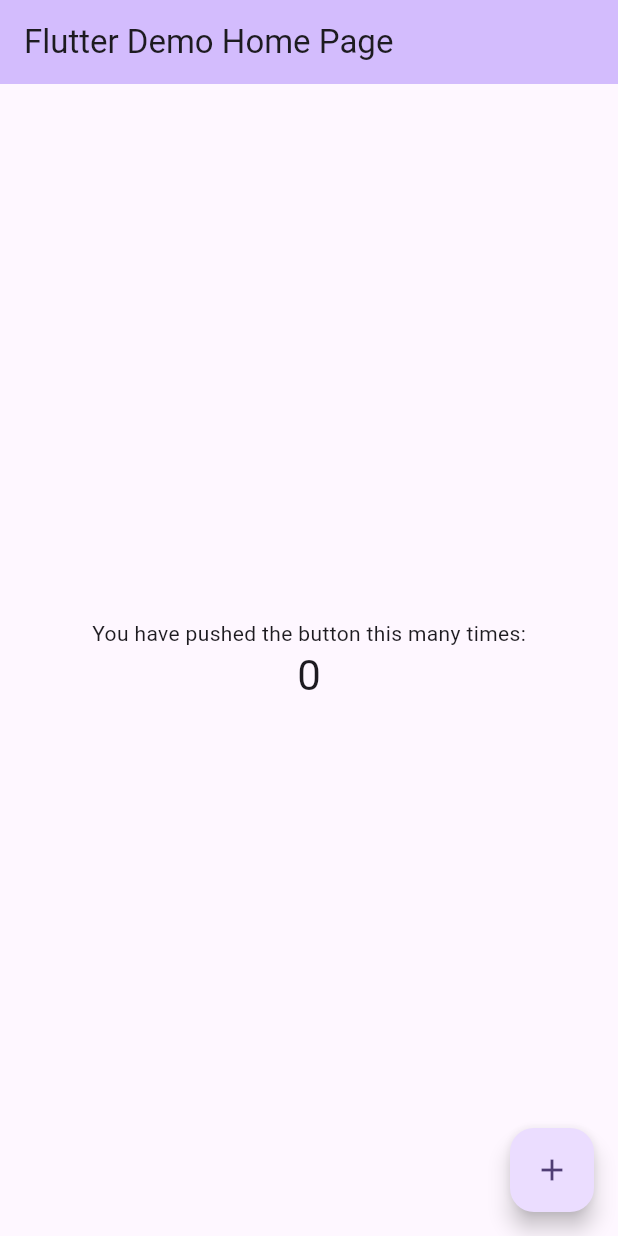
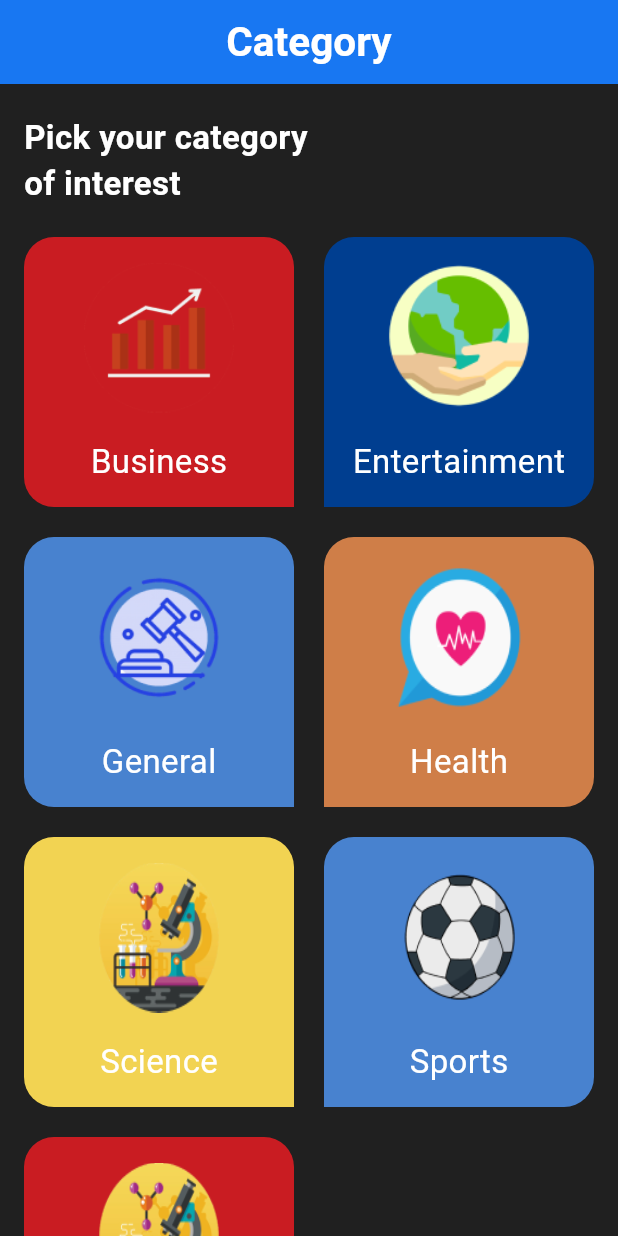
Before and after one commit to Mohamed-Essam-Mohamed/news-app-lv2, a Flutter app: the screen it shows after launch, on a phone screen of 412 x 824 dp. Run offline on Flutter 3.47's test engine with Material 3 defaults, Android fonts, the phone set to English and light mode, and no system bars; our stand-ins replace cached_network_image, dio, gap.

Commit message:
finished category.

```diff
--- /dev/null
+++ b/lib/category/category_fragment.dart
@@ -0,0 +1,85 @@
+import 'package:flutter/material.dart';
+import 'package:gap/gap.dart';
+import 'package:news_app/category/widget/category_item.dart';
+import 'package:news_app/home/home_screen.dart';
+import 'package:news_app/model/category_model.dart';
+import 'package:news_app/utils/app_colors.dart';
+
+class CategoryFragment extends StatefulWidget {
+  CategoryFragment({super.key});
+
+  @override
+  State<CategoryFragment> createState() => _CategoryFragmentState();
+}
+
+class _CategoryFragmentState extends State<CategoryFragment> {
+  List<CategoryModel> categoryList = [];
+  @override
+  void initState() {
+    super.initState();
+    categoryList = CategoryModel().getCategory();
+  }
+
+  @override
+  Widget build(BuildContext context) {
+    return Scaffold(
+      backgroundColor: AppColors.bkColor,
+      appBar: AppBar(
+        backgroundColor: AppColors.pColor,
+        title: Text(
+          "Category",
+          style: TextStyle(
+            fontSize: 27,
+            fontWeight: FontWeight.bold,
+            color: Colors.white,
+          ),
+        ),
+        centerTitle: true,
+      ),
+      body: Padding(
+        padding: const EdgeInsets.symmetric(horizontal: 16),
+        child: Column(
+          crossAxisAlignment: CrossAxisAlignment.start,
+          children: [
+            Gap(20),
+            Text(
+              "Pick your category\nof interest",
+              style: TextStyle(
+                  fontSize: 22,
+                  fontWeight: FontWeight.bold,
+                  color: Colors.white),
+            ),
+            Gap(20),
+            Expanded(
+              child: GridView.builder(
+                gridDelegate: SliverGridDelegateWithFixedCrossAxisCount(
+                  crossAxisCount: 2,
+                  mainAxisSpacing: 20,
+                  crossAxisSpacing: 20,
+                ),
+                itemBuilder: (context, index) {
+                  return GestureDetector(
+                    onTap: () {
+                      Navigator.of(context).push(
+                        MaterialPageRoute(
+                          builder: (context) => HomeScreen(
+                            categoryId: categoryList[index].id!,
+                          ),
+                        ),
+                      );
+                    },
+                    child: CategoryItem(
+                      category: categoryList[index],
+                      index: index,
+                    ),
+                  );
+                },
+                itemCount: categoryList.length,
+              ),
+            )
+          ],
+        ),
+      ),
+    );
+  }
+}
--- /dev/null
+++ b/lib/category/widget/category_item.dart
@@ -0,0 +1,41 @@
+import 'package:flutter/material.dart';
+import 'package:gap/gap.dart';
+import 'package:news_app/model/category_model.dart';
+
+class CategoryItem extends StatelessWidget {
+  const CategoryItem({super.key, required this.category, required this.index});
+  final CategoryModel category;
+  final int index;
+
+  @override
+  Widget build(BuildContext context) {
+    return Container(
+      decoration: BoxDecoration(
+        color: Color(category.codeColor!),
+        borderRadius: BorderRadius.only(
+          topLeft: Radius.circular(20),
+          topRight: Radius.circular(20),
+          bottomLeft: Radius.circular(index % 2 == 0 ? 20 : 0),
+          bottomRight: Radius.circular(index % 2 == 0 ? 0 : 20),
+        ),
+      ),
+      child: Column(
+        children: [
+          const Spacer(),
+          Image.asset(
+            category.imageAssets!,
+            width: 100,
+            height: 100,
+            fit: BoxFit.fill,
+          ),
+          const Spacer(),
+          Text(
+            category.title!,
+            style: TextStyle(fontSize: 22, color: Colors.white),
+          ),
+          Gap(15),
+        ],
+      ),
+    );
+  }
+}
--- a/lib/main.dart
+++ b/lib/main.dart
@@ -1,123 +1,20 @@
+import 'dart:developer';
+
 import 'package:flutter/material.dart';
+import 'package:news_app/api/api.dart';
+import 'package:news_app/category/category_fragment.dart';
+import 'package:news_app/home/home_screen.dart';
 
 void main() async {
-  runApp(const MyApp());
+  runApp(const NewsApp());
 }
 
-class MyApp extends StatelessWidget {
-  const MyApp({super.key});
+class NewsApp extends StatelessWidget {
+  const NewsApp({super.key});
 
-  // This widget is the root of your application.
   @override
   Widget build(BuildContext context) {
     return MaterialApp(
-      title: 'Flutter Demo',
-      theme: ThemeData(
-        // This is the theme of your application.
-        //
-        // TRY THIS: Try running your application with "flutter run". You'll see
-        // the application has a purple toolbar. Then, without quitting the app,
-        // try changing the seedColor in the colorScheme below to Colors.green
-        // and then invoke "hot reload" (save your changes or press the "hot
-        // reload" button in a Flutter-supported IDE, or press "r" if you used
-        // the command line to start the app).
-        //
-        // Notice that the counter didn't reset back to zero; the application
-        // state is not lost during the reload. To reset the state, use hot
-        // restart instead.
-        //
-        // This works for code too, not just values: Most code changes can be
-        // tested with just a hot reload.
-        colorScheme: ColorScheme.fromSeed(seedColor: Colors.deepPurple),
-        useMaterial3: true,
-      ),
-      home: const MyHomePage(title: 'Flutter Demo Home Page'),
-    );
+        debugShowCheckedModeBanner: false, home: CategoryFragment());
   }
 }
-
-class MyHomePage extends StatefulWidget {
-  const MyHomePage({super.key, required this.title});
-
-  // This widget is the home page of your application. It is stateful, meaning
-  // that it has a State object (defined below) that contains fields that affect
-  // how it looks.
-
-  // This class is the configuration for the state. It holds the values (in this
-  // case the title) provided by the parent (in this case the App widget) and
-  // used by the build method of the State. Fields in a Widget subclass are
-  // always marked "final".
-
-  final String title;
-
-  @override
-  State<MyHomePage> createState() => _MyHomePageState();
-}
-
-class _MyHomePageState extends State<MyHomePage> {
-  int _counter = 0;
-
-  void _incrementCounter() {
-    setState(() {
-      // This call to setState tells the Flutter framework that something has
-      // changed in this State, which causes it to rerun the build method below
-      // so that the display can reflect the updated values. If we changed
-      // _counter without calling setState(), then the build method would not be
-      // called again, and so nothing would appear to happen.
-      _counter++;
-    });
-  }
-
-  @override
-  Widget build(BuildContext context) {
-    // This method is rerun every time setState is called, for instance as done
-    // by the _incrementCounter method above.
-    //
-    // The Flutter framework has been optimized to make rerunning build methods
-    // fast, so that you can just rebuild anything that needs updating rather
-    // than having to individually change instances of widgets.
-    return Scaffold(
-      appBar: AppBar(
-        // TRY THIS: Try changing the color here to a specific color (to
-        // Colors.amber, perhaps?) and trigger a hot reload to see the AppBar
-        // change color while the other colors stay the same.
-        backgroundColor: Theme.of(context).colorScheme.inversePrimary,
-        // Here we take the value from the MyHomePage object that was created by
-        // the App.build method, and use it to set our appbar title.
-        title: Text(widget.title),
-      ),
-      body: Center(
-        // Center is a layout widget. It takes a single child and positions it
-        // in the middle of the parent.
-        child: Column(
-          // Column is also a layout widget. It takes a list of children and
-          // arranges them vertically. By default, it sizes itself to fit its
-          // children horizontally, and tries to be as tall as its parent.
-          //
-          // Column has various properties to control how it sizes itself and
-          // how it positions its children. Here we use mainAxisAlignment to
-          // center the children vertically; the main axis here is the vertical
-          // axis because Columns are vertical (the cross axis would be
-          // horizontal).
-          //
-          // TRY THIS: Invoke "debug painting" (choose the "Toggle Debug Paint"
-          // action in the IDE, or press "p" in the console), to see the
-          // wireframe for each widget.
-          mainAxisAlignment: MainAxisAlignment.center,
-          children: <Widget>[
-            const Text('You have pushed the button this many times:'),
-            Text(
-              '$_counter',
-              style: Theme.of(context).textTheme.headlineMedium,
-            ),
-          ],
-        ),
-      ),
-      floatingActionButton: FloatingActionButton(
-        onPressed: _incrementCounter,
-        tooltip: 'Increment',
-        child: const Icon(Icons.add),
-      ), // This trailing comma makes auto-formatting nicer for build methods.
-    );
-  }
-}
--- /dev/null
+++ b/lib/model/category_model.dart
@@ -0,0 +1,60 @@
+// ignore_for_file: public_member_api_docs, sort_constructors_first
+class CategoryModel {
+  final String? id;
+  final String? title;
+  final String? imageAssets;
+  final int? codeColor;
+  CategoryModel({
+    this.id,
+    this.title,
+    this.imageAssets,
+    this.codeColor,
+  });
+  // business entertainment general health science sports technology
+  List<CategoryModel> getCategory() {
+    return [
+      CategoryModel(
+        id: "business",
+        title: "Business",
+        imageAssets: "assets/icon-bussines.png",
+        codeColor: 0xffC91C22,
+      ),
+      CategoryModel(
+        id: "entertainment",
+        title: "Entertainment",
+        imageAssets: "assets/icon-environment.png",
+        codeColor: 0xff003E90,
+      ),
+      CategoryModel(
+        id: "general",
+        title: "General",
+        imageAssets: "assets/icon-politics.png",
+        codeColor: 0xff4882CF,
+      ),
+      CategoryModel(
+        id: "health",
+        title: "Health",
+        imageAssets: "assets/icon-health.png",
+        codeColor: 0xffCF7E48,
+      ),
+      CategoryModel(
+        id: "science",
+        title: "Science",
+        imageAssets: "assets/icon-science.png",
+        codeColor: 0xffF2D352,
+      ),
+      CategoryModel(
+        id: "sports",
+        title: "Sports",
+        imageAssets: "assets/icon-sports.png",
+        codeColor: 0xff4882CF,
+      ),
+      CategoryModel(
+        id: "technology",
+        title: "Technology",
+        imageAssets: "assets/icon-science.png",
+        codeColor: 0xffC91C22,
+      ),
+    ];
+  }
+}
--- /dev/null
+++ b/lib/utils/app_colors.dart
@@ -0,0 +1,6 @@
+import 'package:flutter/material.dart';
+
+class AppColors {
+  static const Color pColor = Color(0xff1877F2);
+  static const Color bkColor = Color(0xff202020);
+}
```
Also changed, not shown: lib/api/api.dart (+27 -2 lines), lib/home/details_articles_screen.dart (added, +83 -0 lines), lib/home/home_screen.dart (added, +65 -0 lines), lib/home/widget/tab_container.dart (added, +150 -0 lines), lib/home/widget/tab_item.dart (added, +30 -0 lines), lib/model/articles_response.dart (added, +64 -0 lines), pubspec.yaml (+6 -4 lines), assets/icon-bussines.png (added), assets/icon-environment.png (added), assets/icon-health.png (added), assets/icon-politics.png (added), assets/icon-science.png (added), assets/icon-sports.png (added), pubspec.lock, 1 other file.
